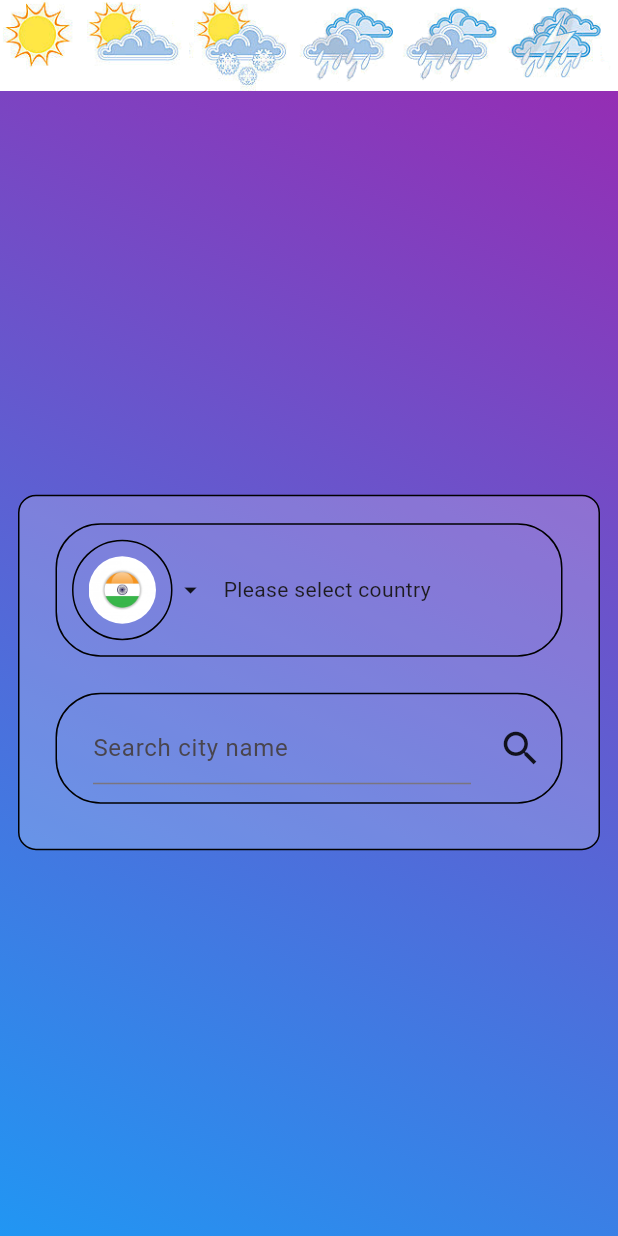
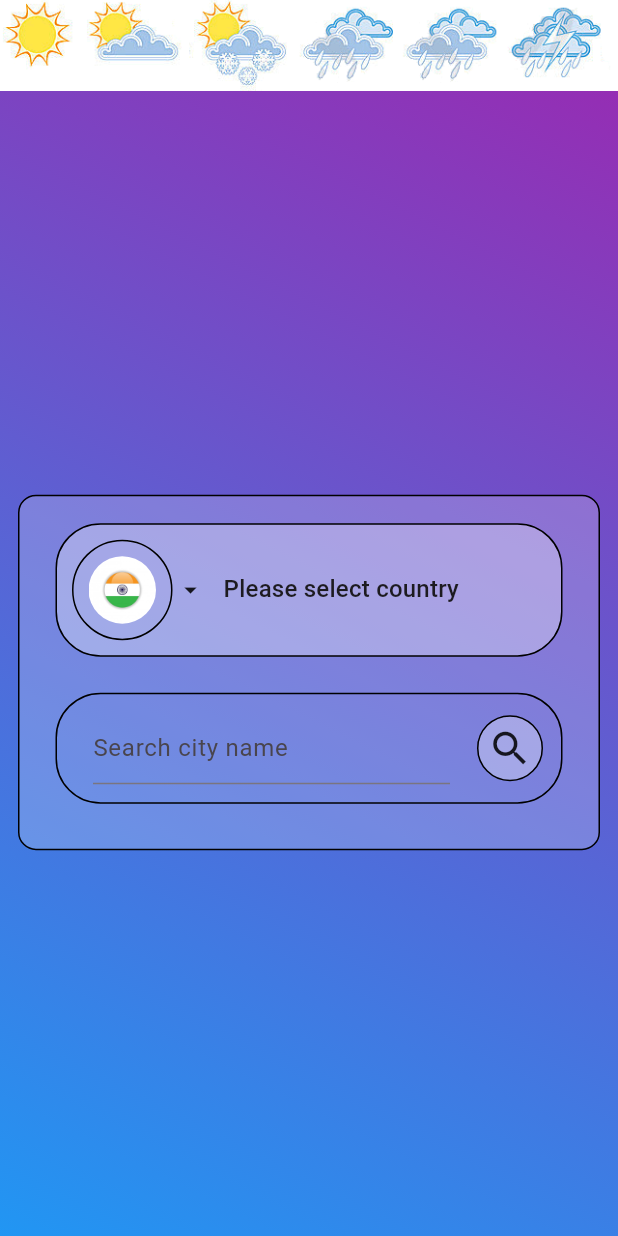
Before and after one commit to ajayg51/assignment0, a Flutter app: the HomeScreen screen opened by its route, after a tap on "Get other city weather info", on a phone screen of 412 x 824 dp. Run offline on Flutter 3.47's test engine with Material 3 defaults, Android fonts, the phone set to English and light mode, and no system bars; our stand-ins replace another_flushbar, auto_route, dio, equatable, firebase_auth, firebase_core and 6 more; accounts and stored records are empty; network calls fail.

Commit message:
added user pic and text theme

```diff
--- a/lib/get_it_register/register_controllers.dart
+++ b/lib/get_it_register/register_controllers.dart
@@ -7,7 +7,7 @@ import 'package:get_it/get_it.dart';
 
 void registerControllers() {
   // TODO : add dependencies
-  debugPrint("Setting up locator");
+  debugPrint("Registering controllers");
 
   final locator = GetIt.instance;
 
--- a/lib/get_it_register/register_services.dart
+++ b/lib/get_it_register/register_services.dart
@@ -8,7 +8,7 @@ final locator = GetIt.instance;
 
 void registerServices() {
   // TODO : add dependencies
-  debugPrint("Setting up services");
+  debugPrint("Registering services");
 
   locator.registerLazySingleton(
     () => GoogleAuthService(),
--- a/lib/screens/home_screen.dart
+++ b/lib/screens/home_screen.dart
@@ -45,9 +45,6 @@ class _HomeScreenState extends State<HomeScreen> {
   @override
   void initState() {
     super.initState();
-
-    // locator = GetIt.instance;
-    // final loginController = locator.get<LogInController>();
 
     SchedulerBinding.instance.addPostFrameCallback((_) {
       Flushbar(
@@ -117,12 +114,15 @@ class _HomeScreenState extends State<HomeScreen> {
             },
             child: Container(
               decoration: BoxDecoration(
+                color: Colors.white.withOpacity(0.3),
                 border: Border.all(),
                 borderRadius: BorderRadius.circular(12),
               ),
               child: Center(
-                child:
-                    const Text("Get other city weather info").padAll(value: 12),
+                child: Text(
+                  "Get other city weather info",
+                  style: Theme.of(context).textTheme.titleSmall,
+                ).padAll(value: 12),
               ),
             ),
           ),
@@ -159,10 +159,15 @@ class _HomeScreenState extends State<HomeScreen> {
             },
             child: Container(
               decoration: BoxDecoration(
+                color: Colors.white.withOpacity(0.3),
                 border: Border.all(),
                 borderRadius: BorderRadius.circular(12),
               ),
-              child: Center(child: const Text("Log out").padAll(value: 12)),
+              child: Center(
+                  child: Text(
+                "Log out",
+                style: Theme.of(context).textTheme.titleSmall,
+              ).padAll(value: 12)),
             ),
           ),
         ),
@@ -193,10 +198,43 @@ class _BuildLoggedInUserInfoState extends State<BuildLoggedInUserInfo> {
         if (state is UserLoggedInStartupState) {
           final list = state.list;
           if (list.isNotEmpty) {
-            return Text("userInfo : " + list[0].displayName.toString());
+            final userInfo = list[0];
+            return Container(
+              decoration: BoxDecoration(
+                border: Border.all(),
+                borderRadius: BorderRadius.circular(12),
+              ),
+              child: Row(
+                children: [
+                  Container(
+                    decoration: BoxDecoration(
+                      shape: BoxShape.circle,
+                      border: Border.all(),
+                    ),
+                    child: CircleAvatar(
+                      radius: 40,
+                      backgroundImage: NetworkImage(
+                        userInfo.photoUrl,
+                      ),
+                    ).padAll(value: 6),
+                  ),
+                  12.horizontalSpace,
+                  Text(
+                    "Hello ${userInfo.displayName}",
+                    style: Theme.of(context).textTheme.titleMedium,
+                  ),
+                ],
+              ).padSymmetric(
+                horizontalPad: 12,
+                verticalPad: 6,
+              ),
+            ).padSymmetric(horizontalPad: 12);
           }
         }
-        return Text("user info not found in db");
+        return Text(
+          "user info not found",
+          style: Theme.of(context).textTheme.titleMedium,
+        );
       },
     );
   }
@@ -243,15 +281,20 @@ class _SearchedPlaceWeatherInfoState extends State<SearchedPlaceWeatherInfo> {
 
             return Column(
               children: [
-                Text("Last fetched weather info"),
+                Text(
+                  "Last fetched weather info",
+                  style: Theme.of(context).textTheme.titleMedium,
+                ),
                 12.verticalSpace,
                 Container(
                   decoration: BoxDecoration(
                     border: Border.all(),
                     borderRadius: BorderRadius.circular(12),
                   ),
-                  child: Text("Weather Info :: $location $country")
-                      .padAll(value: 12),
+                  child: Text(
+                    "Weather Info :: $location $country",
+                    style: Theme.of(context).textTheme.titleLarge,
+                  ).padAll(value: 12),
                 ),
                 12.verticalSpace,
                 WeatherInfo(
@@ -264,14 +307,20 @@ class _SearchedPlaceWeatherInfoState extends State<SearchedPlaceWeatherInfo> {
               ],
             );
           }
-          return Text("Searced location info not found in db");
+          return Text(
+            "Searced location info not found",
+            style: Theme.of(context).textTheme.titleMedium,
+          );
         }
 
         if (state is CityLoadingState) {
           return Row(
             mainAxisAlignment: MainAxisAlignment.center,
             children: [
-              const Text("Fetching data..."),
+              Text(
+                "Fetching data...",
+                style: Theme.of(context).textTheme.titleMedium,
+              ),
               12.horizontalSpace,
               const CircularProgressIndicator(
                 color: Colors.black,
@@ -280,7 +329,10 @@ class _SearchedPlaceWeatherInfoState extends State<SearchedPlaceWeatherInfo> {
           );
         }
         if (state is SearchCityWeatherEmptyState) {
-          return Text(state.msg);
+          return Text(
+            state.msg,
+            style: Theme.of(context).textTheme.titleMedium,
+          );
         }
         if (state is SearchCityWeatherState) {
           debugPrint("hello");
@@ -298,8 +350,10 @@ class _SearchedPlaceWeatherInfoState extends State<SearchedPlaceWeatherInfo> {
                   border: Border.all(),
                   borderRadius: BorderRadius.circular(12),
                 ),
-                child: Text("Weather Info :: $location $country")
-                    .padAll(value: 12),
+                child: Text(
+                  "Weather Info :: $location $country",
+                  style: Theme.of(context).textTheme.titleMedium,
+                ).padAll(value: 12),
               ),
               12.verticalSpace,
               WeatherInfo(
@@ -337,15 +391,20 @@ class BuildBlocConsumerContent extends StatelessWidget {
 
             return Column(
               children: [
-                Text("Last fetched weather info"),
+                Text(
+                  "Last fetched weather info",
+                  style: Theme.of(context).textTheme.titleLarge,
+                ),
                 12.verticalSpace,
                 Container(
                   decoration: BoxDecoration(
                     border: Border.all(),
                     borderRadius: BorderRadius.circular(12),
                   ),
-                  child: Text("Weather Info :: $location $country")
-                      .padAll(value: 12),
+                  child: Text(
+                    "Weather Info :: $location $country",
+                    style: Theme.of(context).textTheme.titleLarge,
+                  ).padAll(value: 12),
                 ),
                 12.verticalSpace,
                 WeatherInfo(
@@ -358,7 +417,10 @@ class BuildBlocConsumerContent extends StatelessWidget {
               ],
             );
           }
-          return Text("Device location info not found in db");
+          return Text(
+            "Device location info not found",
+            style: Theme.of(context).textTheme.titleLarge,
+          );
         }
 
         if (state is LocationLoadingState) {
@@ -381,15 +443,19 @@ class BuildBlocConsumerContent extends StatelessWidget {
                   borderRadius: BorderRadius.circular(12),
                 ),
                 child: Text(
-                        "Weather Info  (device location) :: $location  $country")
-                    .padAll(value: 12),
+                  "Weather Info  (device location) :: $location  $country",
+                  style: Theme.of(context).textTheme.titleLarge,
+                ).padAll(value: 12),
               ),
               12.verticalSpace,
               BuildWeatherSuccessState(weatherResponse: data),
             ],
           );
         }
-        return Text("home screen : Init state :: $state ");
+        return Text(
+          "home screen : Init state :: $state ",
+          style: Theme.of(context).textTheme.titleMedium,
+        );
       },
     );
   }
@@ -402,7 +468,10 @@ class BuildLoadingState extends StatelessWidget {
   Widget build(BuildContext context) {
     return Column(
       children: [
-        const Text("Fetching weather info"),
+        Text(
+          "Fetching weather info",
+          style: Theme.of(context).textTheme.titleMedium,
+        ),
         12.verticalSpace,
         const CircularProgressIndicator(
           color: Colors.black,
@@ -421,7 +490,10 @@ class BuildErrorState extends StatelessWidget {
   final String msg;
   @override
   Widget build(BuildContext context) {
-    return Text(msg);
+    return Text(
+      msg,
+      style: Theme.of(context).textTheme.titleMedium,
+    );
   }
 }
 
@@ -434,7 +506,10 @@ class BuildEmptyState extends StatelessWidget {
   final String msg;
   @override
   Widget build(BuildContext context) {
-    return Text(msg);
+    return Text(
+      msg,
+      style: Theme.of(context).textTheme.titleMedium,
+    );
   }
 }
 
--- a/lib/screens/login_screen.dart
+++ b/lib/screens/login_screen.dart
@@ -119,11 +119,15 @@ class _BuildContentState extends State<BuildContent> {
           },
           child: Container(
             decoration: BoxDecoration(
+              color: Colors.white.withOpacity(0.3),
               border: Border.all(),
               borderRadius: BorderRadius.circular(12),
             ),
-            child: const Center(
-              child: Text("Click here to log in"),
+            child: Center(
+              child: Text(
+                "Click here to log in",
+                style: Theme.of(context).textTheme.titleMedium,
+              ),
             ).padAll(value: 12),
           ).padSymmetric(horizontalPad: 12),
         );
@@ -143,7 +147,10 @@ class BuildLoginState extends StatelessWidget {
     return Row(
       mainAxisAlignment: MainAxisAlignment.center,
       children: [
-        Text(msg),
+        Text(
+          msg,
+          style: Theme.of(context).textTheme.titleMedium,
+        ),
         12.horizontalSpace,
         const CircularProgressIndicator(
           color: Colors.black,
@@ -164,7 +171,10 @@ class BuildLoginErrorState extends StatelessWidget {
     return Row(
       mainAxisAlignment: MainAxisAlignment.center,
       children: [
-        Text(msg),
+        Text(
+          msg,
+          style: Theme.of(context).textTheme.titleMedium,
+        ),
       ],
     );
   }
@@ -181,10 +191,7 @@ class BuildLogInSuccessState extends StatelessWidget {
     return Center(
       child: Text(
         content,
-        style: const TextStyle(
-          fontSize: 14,
-          fontWeight: FontWeight.w700,
-        ),
+        style: Theme.of(context).textTheme.titleMedium,
       ),
     ).padSymmetric(horizontalPad: 12);
   }
--- a/lib/screens/search_city_screen.dart
+++ b/lib/screens/search_city_screen.dart
@@ -114,6 +114,7 @@ class _SelectFlagState extends State<SelectFlag> {
           return InkWell(
             onTap: () {
               showModalBottomSheet(
+                  backgroundColor: Colors.white.withOpacity(0.7),
                   context: context,
                   builder: (context) {
                     return BottomSheetContent(
@@ -123,6 +124,7 @@ class _SelectFlagState extends State<SelectFlag> {
             },
             child: Container(
               decoration: BoxDecoration(
+                color: Colors.white.withOpacity(0.3),
                 border: Border.all(),
                 borderRadius: BorderRadius.circular(30),
               ),
@@ -148,11 +150,12 @@ class _SelectFlagState extends State<SelectFlag> {
                     size: 20,
                   ),
                   12.horizontalSpace,
-                  const Expanded(
+                  Expanded(
                     child: Text(
                       "Please select country",
                       maxLines: 2,
                       overflow: TextOverflow.ellipsis,
+                      style: Theme.of(context).textTheme.titleMedium,
                     ),
                   ),
                 ],
@@ -160,7 +163,10 @@ class _SelectFlagState extends State<SelectFlag> {
             ),
           );
         }
-        return const Text("Select flag init state");
+        return Text(
+          "Select flag init state",
+          style: Theme.of(context).textTheme.titleMedium,
+        );
       },
     );
   }
@@ -250,9 +256,16 @@ class _SearchCityBoxState extends State<SearchCityBox> {
                   BlocProvider.of<SearchCityBloc>(context)
                       .add(const FetchCityWeatherEvent());
                 },
-                child: const Icon(
-                  Icons.search,
-                  size: 30,
+                child: Container(
+                  decoration: BoxDecoration(
+                    color: Colors.white.withOpacity(0.3),
+                    border: Border.all(),
+                    shape: BoxShape.circle,
+                  ),
+                  child: const Icon(
+                    Icons.search,
+                    size: 30,
+                  ).padAll(value: 6),
                 ),
               ),
             ],
@@ -264,12 +277,12 @@ class _SearchCityBoxState extends State<SearchCityBox> {
 }
 
 class BottomSheetContent extends StatelessWidget {
-  BottomSheetContent({
+  const BottomSheetContent({
     super.key,
     required this.selectFlagController,
   });
 
-  SelectFlagController selectFlagController;
+  final SelectFlagController selectFlagController;
 
   @override
   Widget build(BuildContext context) {
@@ -324,6 +337,7 @@ class BottomSheetContent extends StatelessWidget {
                             flag.getCountryName,
                             maxLines: 2,
                             overflow: TextOverflow.ellipsis,
+                            style: Theme.of(context).textTheme.titleMedium,
                           ),
                         ),
                       ],
--- a/lib/screens/splash_screen.dart
+++ b/lib/screens/splash_screen.dart
@@ -115,8 +115,9 @@ class _AnimatedLogoState extends State<AnimatedLogo>
             height: sizeAnimation.value,
           ),
           12.verticalSpace,
-          const Text(
+          Text(
             "Weather App using BLoC",
+            style: Theme.of(context).textTheme.titleLarge,
           ),
         ],
       ),
--- a/lib/utils/dialog.dart
+++ b/lib/utils/dialog.dart
@@ -1,17 +1,17 @@
-import 'package:flutter/material.dart';
+// import 'package:flutter/material.dart';
 
-class CustomDialog {
-  static void showAlertDialog({
-    required BuildContext context,
-    required String msg,
-  }) {
-    WidgetsBinding.instance.addPostFrameCallback(
-      (_) => showDialog(
-        context: context,
-        builder: (ctx) {
-          return Text(msg);
-        },
-      ),
-    );
-  }
-}
+// class CustomDialog {
+//   static void showAlertDialog({
+//     required BuildContext context,
+//     required String msg,
+//   }) {
+//     WidgetsBinding.instance.addPostFrameCallback(
+//       (_) => showDialog(
+//         context: context,
+//         builder: (ctx) {
+//           return Text(msg);
+//         },
+//       ),
+//     );
+//   }
+// }
```
Also changed, not shown: lib/main.dart (+15 -2 lines), lib/widgets/weather_info.dart (+22 -8 lines).
